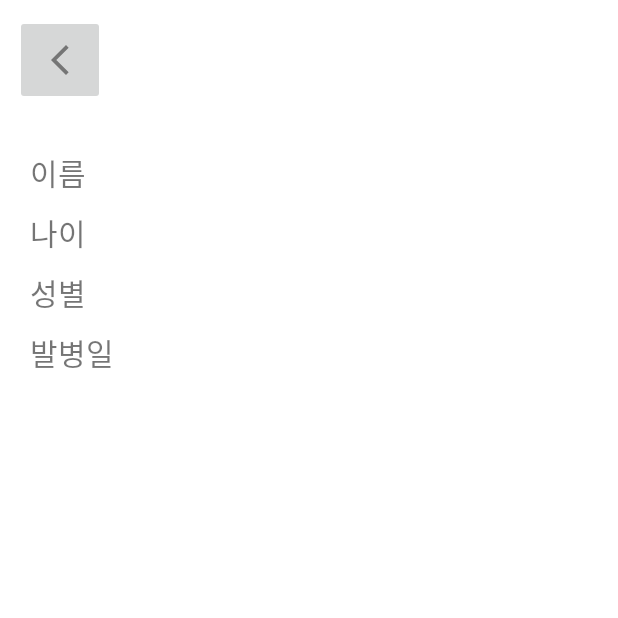
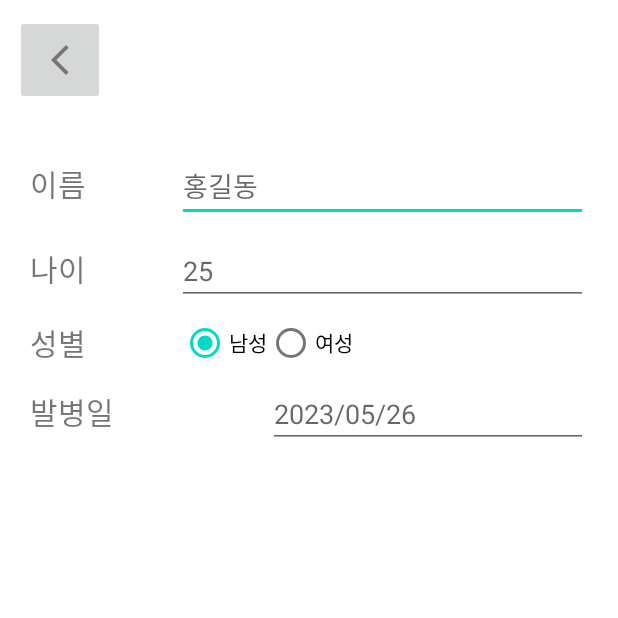
Before and after one commit to mazedma/EpilepSEE_hyewon, an Android app: the ProfileActivity screen opened directly, with no data from a screen before it, on a phone screen of 412 x 824 dp, the top half of it. Run offline under Robolectric (Android 15) with nearby library versions, the phone set to English and light mode, and no system bars.

Commit message:
activity_profile.xml datepicker 설정

```diff
--- a/app/src/main/res/layout/activity_profile.xml
+++ b/app/src/main/res/layout/activity_profile.xml
@@ -40,6 +40,15 @@
                 android:layout_weight="1"
                 android:text="이름"
                 android:textSize="20sp" />
+
+            <EditText
+                android:id="@+id/editTextTextPersonName"
+                android:layout_width="wrap_content"
+                android:layout_height="wrap_content"
+                android:layout_weight="1"
+                android:ems="10"
+                android:hint="홍길동"
+                android:inputType="textPersonName" />
         </LinearLayout>
 
         <LinearLayout
@@ -55,6 +64,15 @@
                 android:layout_weight="1"
                 android:text="나이"
                 android:textSize="20sp" />
+
+            <EditText
+                android:id="@+id/editTextNumber"
+                android:layout_width="wrap_content"
+                android:layout_height="wrap_content"
+                android:layout_weight="1"
+                android:ems="10"
+                android:hint="25"
+                android:inputType="number" />
         </LinearLayout>
 
         <LinearLayout
@@ -65,11 +83,31 @@
 
             <TextView
                 android:id="@+id/textView3"
-                android:layout_width="129dp"
+                android:layout_width="201dp"
                 android:layout_height="wrap_content"
                 android:layout_weight="1"
                 android:text="성별"
                 android:textSize="20sp" />
+
+            <RadioGroup
+                android:layout_width="match_parent"
+                android:layout_height="match_parent"
+                android:layout_weight="1"
+                android:checkedButton="@id/radioButton"
+                android:orientation="horizontal">
+
+                <RadioButton
+                    android:id="@+id/radioButton"
+                    android:layout_width="wrap_content"
+                    android:layout_height="wrap_content"
+                    android:text="남성" />
+
+                <RadioButton
+                    android:id="@+id/radioButton2"
+                    android:layout_width="wrap_content"
+                    android:layout_height="wrap_content"
+                    android:text="여성" />
+            </RadioGroup>
 
         </LinearLayout>
 
@@ -81,11 +119,18 @@
 
             <TextView
                 android:id="@+id/textView4"
-                android:layout_width="129dp"
+                android:layout_width="wrap_content"
                 android:layout_height="wrap_content"
                 android:layout_weight="1"
                 android:text="발병일"
                 android:textSize="20sp" />
+
+            <EditText
+                android:id="@+id/editDate"
+                android:layout_width="wrap_content"
+                android:layout_height="wrap_content"
+                android:ems="10"
+                android:hint="2023/05/26"/>
 
         </LinearLayout>
 
```
Also changed, not shown: app/src/main/java/kr/co/episode/epilepsee/ProfileActivity.java (+36 -0 lines), app/src/main/res/drawable-anydpi/ic_calendar_button.xml (added, +11 -0 lines), app/src/main/res/drawable/textview_edge.xml (added, +9 -0 lines), app/src/main/res/drawable-hdpi/ic_calendar_button.png (added), app/src/main/res/drawable-mdpi/ic_calendar_button.png (added), app/src/main/res/drawable-xhdpi/ic_calendar_button.png (added), app/src/main/res/drawable-xxhdpi/ic_calendar_button.png (added).
